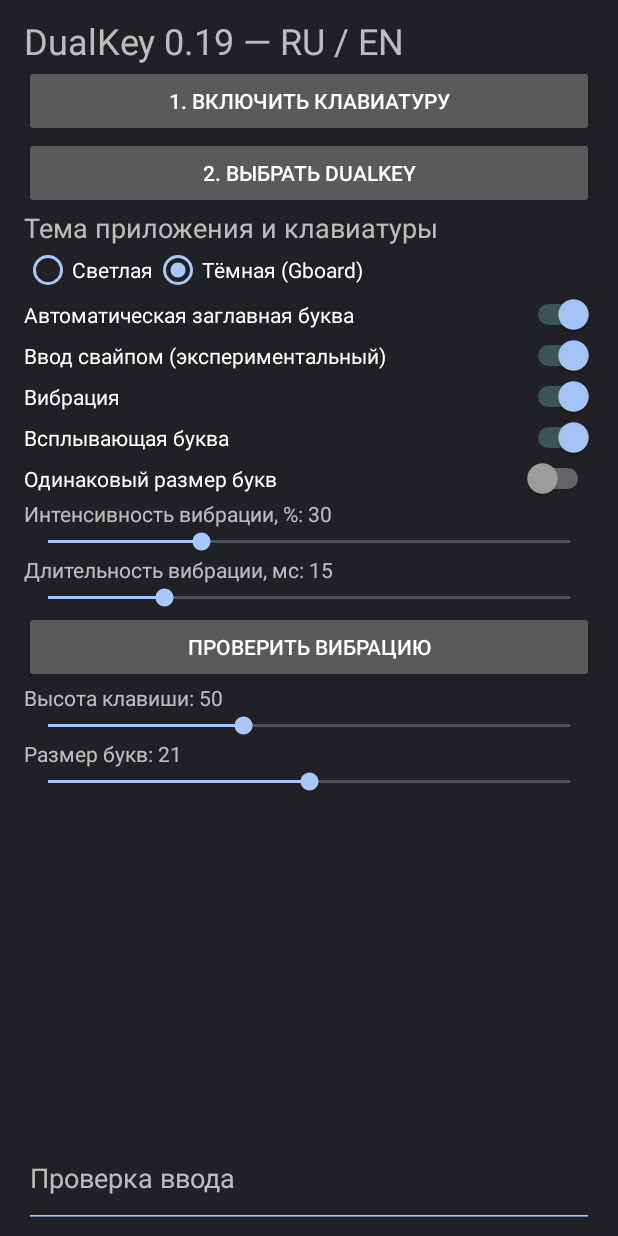
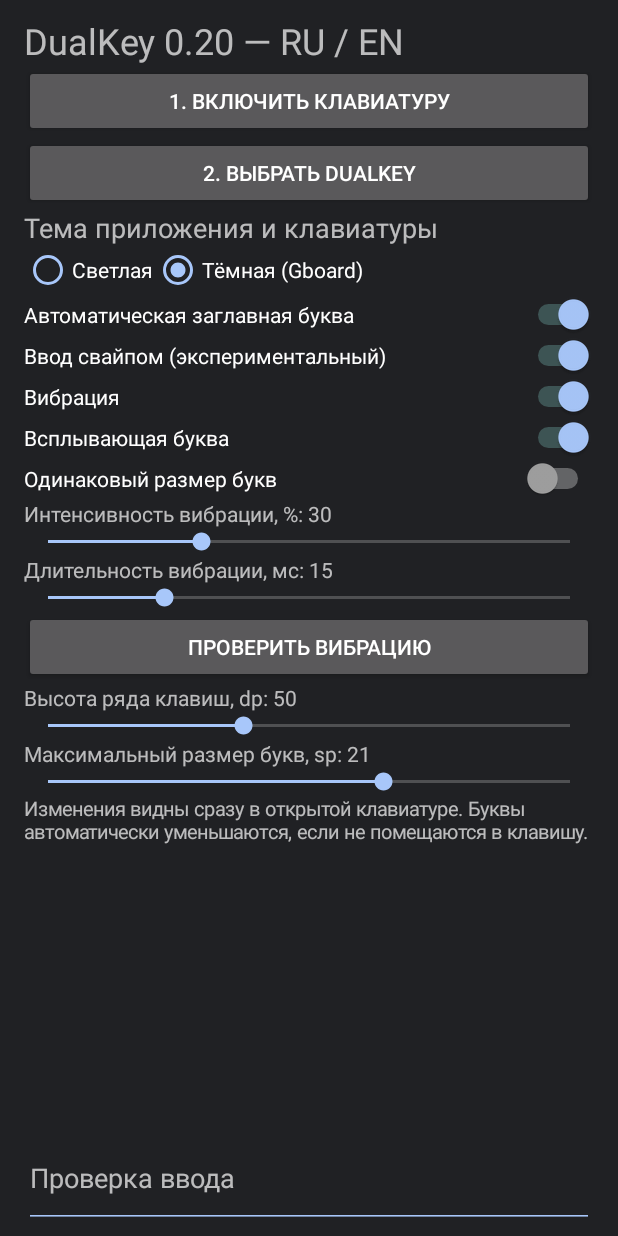
Before and after one commit to 65WebDev/Dual-keyboard, an Android app: the screen it shows after launch (SettingsActivity), on a phone screen of 412 x 824 dp. Run offline under Robolectric (Android 15) with nearby library versions, the phone set to English and light mode, and no system bars.

Commit message:
DualKey 0.20: live keyboard preference updates and clearer size controls

```diff
--- a/app/build.gradle
+++ b/app/build.gradle
@@ -1,6 +1,6 @@
 plugins { id 'com.android.application'; id 'org.jetbrains.kotlin.android' }
 android { namespace 'com.dualkey.ime'; compileSdk 35
- defaultConfig { applicationId 'com.dualkey.ime'; minSdk 26; targetSdk 35; versionCode 19; versionName '0.19' }
+ defaultConfig { applicationId 'com.dualkey.ime'; minSdk 26; targetSdk 35; versionCode 20; versionName '0.20' }
  compileOptions { sourceCompatibility JavaVersion.VERSION_17; targetCompatibility JavaVersion.VERSION_17 }
  kotlinOptions { jvmTarget = '17' }
 }
--- a/app/src/main/java/com/dualkey/ime/SettingsActivity.kt
+++ b/app/src/main/java/com/dualkey/ime/SettingsActivity.kt
@@ -18,7 +18,7 @@ class SettingsActivity: Activity() {
  window.setSoftInputMode(android.view.WindowManager.LayoutParams.SOFT_INPUT_ADJUST_RESIZE)
  val l=LinearLayout(this).apply { orientation=1; setPadding(24,16,24,24) }
  fun button(s:String, f:()->Unit) { l.addView(Button(this).apply { text=s; setOnClickListener { f() } }) }
- l.addView(TextView(this).apply { text="DualKey 0.19 — RU / EN"; textSize=24f })
+ l.addView(TextView(this).apply { text="DualKey 0.20 — RU / EN"; textSize=24f })
  button("1. Включить клавиатуру") { startActivity(Intent(Settings.ACTION_INPUT_METHOD_SETTINGS)) }
  button("2. Выбрать DualKey") { getSystemService(InputMethodManager::class.java).showInputMethodPicker() }
  fun toggle(s:String,k:String,d:Boolean) { l.addView(Switch(this).apply { text=s; if(night){thumbTintList=android.content.res.ColorStateList(arrayOf(intArrayOf(android.R.attr.state_checked),intArrayOf()),intArrayOf(0xffa8c7fa.toInt(),0xffa0a0a0.toInt()))}; isChecked=p.getBoolean(k,d); setOnCheckedChangeListener { _,v->p.edit().putBoolean(k,v).apply() } }) }
@@ -33,7 +33,8 @@ class SettingsActivity: Activity() {
  fun slider(s:String,k:String,min:Int,max:Int,d:Int) { val label=TextView(this); l.addView(label); val bar=SeekBar(this);bar.progressTintList=accent;bar.thumbTintList=accent; bar.max=max-min; bar.progress=p.getInt(k,d)-min; label.text="$s: ${bar.progress+min}"; l.addView(bar); bar.setOnSeekBarChangeListener(object:SeekBar.OnSeekBarChangeListener { override fun onProgressChanged(b:SeekBar,v:Int,u:Boolean){label.text="$s: ${v+min}";p.edit().putInt(k,v+min).apply()}; override fun onStartTrackingTouch(b:SeekBar){};override fun onStopTrackingTouch(b:SeekBar){} }) }
  slider("Интенсивность вибрации, %","vibration_strength",1,100,30); slider("Длительность вибрации, мс","vibration_duration",5,50,15)
  button("Проверить вибрацию") { if(p.getBoolean("haptic",true) && !KeyVibration.play(this,p)) l.performHapticFeedback(android.view.HapticFeedbackConstants.KEYBOARD_TAP) }
- slider("Высота клавиши","height",38,70,50); slider("Размер букв","size",16,26,21)
+ slider("Высота ряда клавиш, dp","height",38,70,50); slider("Максимальный размер букв, sp","size",12,26,21)
+ l.addView(TextView(this).apply{text="Изменения видны сразу в открытой клавиатуре. Буквы автоматически уменьшаются, если не помещаются в клавишу.";textSize=13f})
  val editor=EditText(this).apply { id=701; hint="Проверка ввода"; minLines=2; backgroundTintList=accent }
  val scroll=ScrollView(this).apply { id=702; addView(l); clipToPadding=true }
  val container=LinearLayout(this).apply {
```
Also changed, not shown: app/src/main/java/com/dualkey/ime/DualIme.kt (+11 -3 lines), 1 other file.
